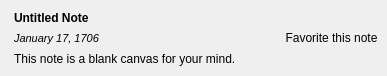
Old version of the form ui/notelistitem.ui in the repository Open-App-Library/Vibrato-Notes-Desktop.
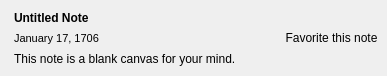
New version of the form. Icons and pictures are not drawn.

Patch:
```diff
--- a/ui/notelistitem.ui
+++ b/ui/notelistitem.ui
@@ -102,7 +102,7 @@
           <property name="font">
            <font>
             <pointsize>8</pointsize>
-            <italic>true</italic>
+            <italic>false</italic>
            </font>
           </property>
           <property name="text">
```
